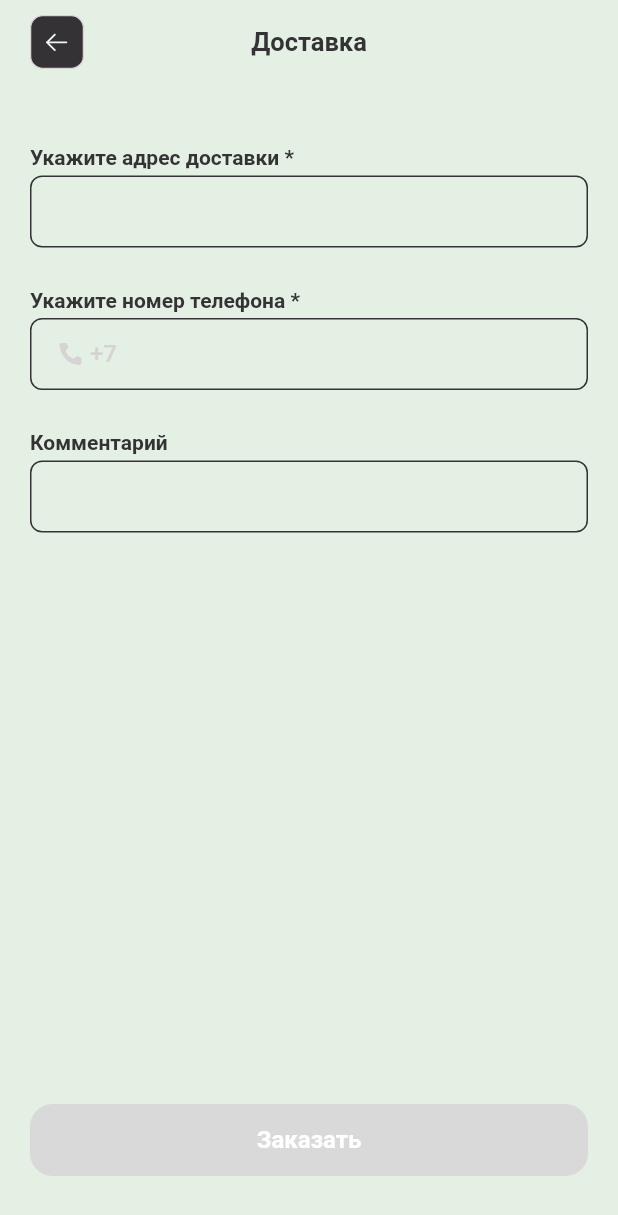
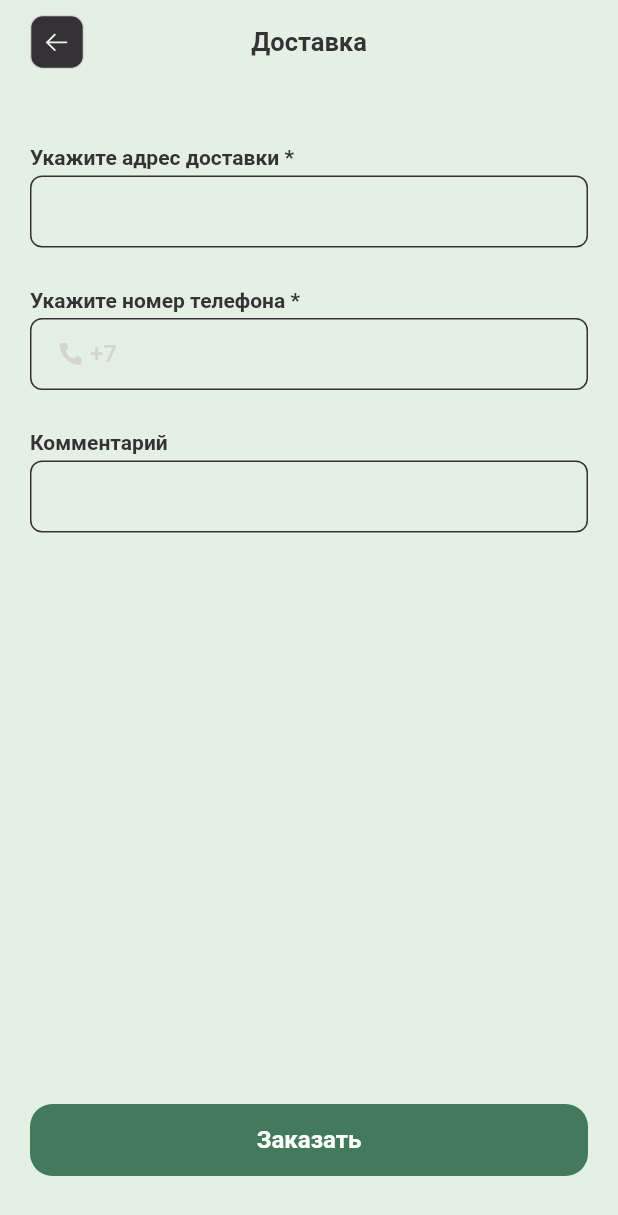
Before and after one commit to albert2169/freelance-test-project, a Flutter app: the DeliveryScreen screen opened by its route, on a phone screen of 412 x 824 dp. Shown: the top 1215 px of the screen. Run offline on Flutter 3.47's test engine with Material 3 defaults, Android fonts, the phone set to English and light mode, and no system bars; our stand-ins replace auto_route, equatable, flutter_bloc, flutter_svg; Roboto replaces fonts that are missing (Exo 2, Manrope).

Commit message:
remove primary button background color

```diff
--- a/lib/presentation/screens/delivery_screens/delivery_screen/delivery_screen.dart
+++ b/lib/presentation/screens/delivery_screens/delivery_screen/delivery_screen.dart
@@ -134,11 +134,7 @@ class _DeliveryScreenState extends State<DeliveryScreen> {
                 return BlocBuilder<ShoppingBasketBloc, ShoppingBasketState>(
                   builder: (context, shoppingBasketState) {
                     return PrimaryButton(
-                      backgroundColor:
-                          addressTextEditingController.text.isEmpty ||
-                              contactNumberTextEditingController.text.isEmpty
-                          ? AgroMarketColorPalette.textFieldBorderColor
-                          : null,
+
                       textStyle: textTheme!.primaryButtonTextStyle,
                       title: 'Заказать',
                       onPressed: () {
```
